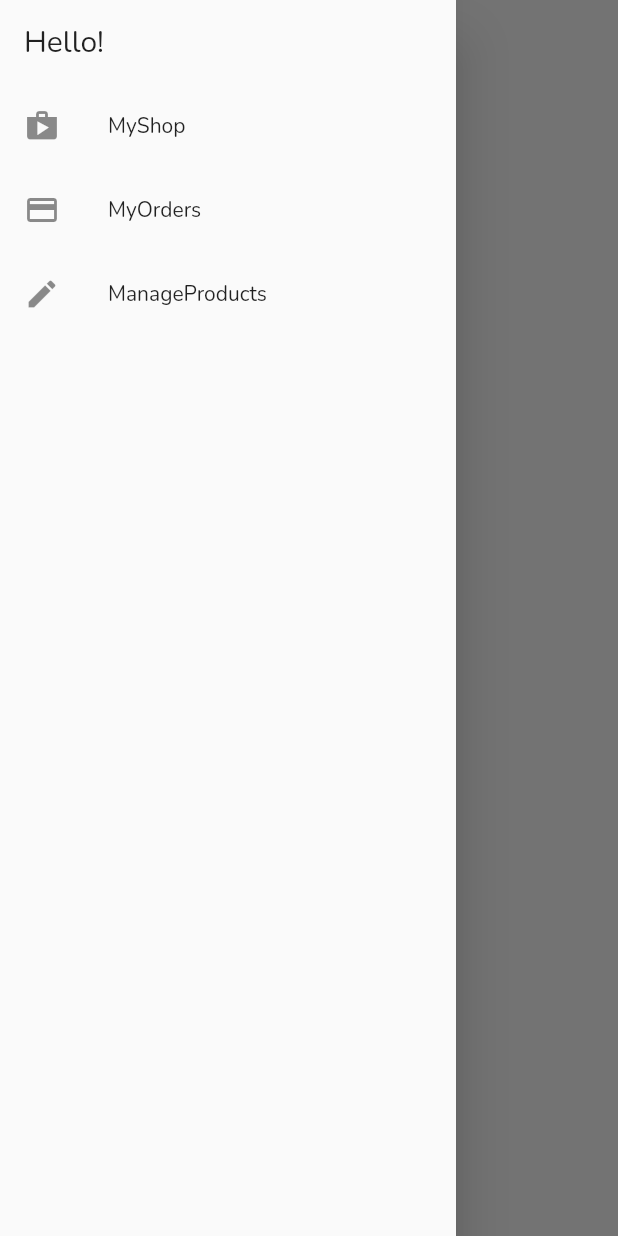
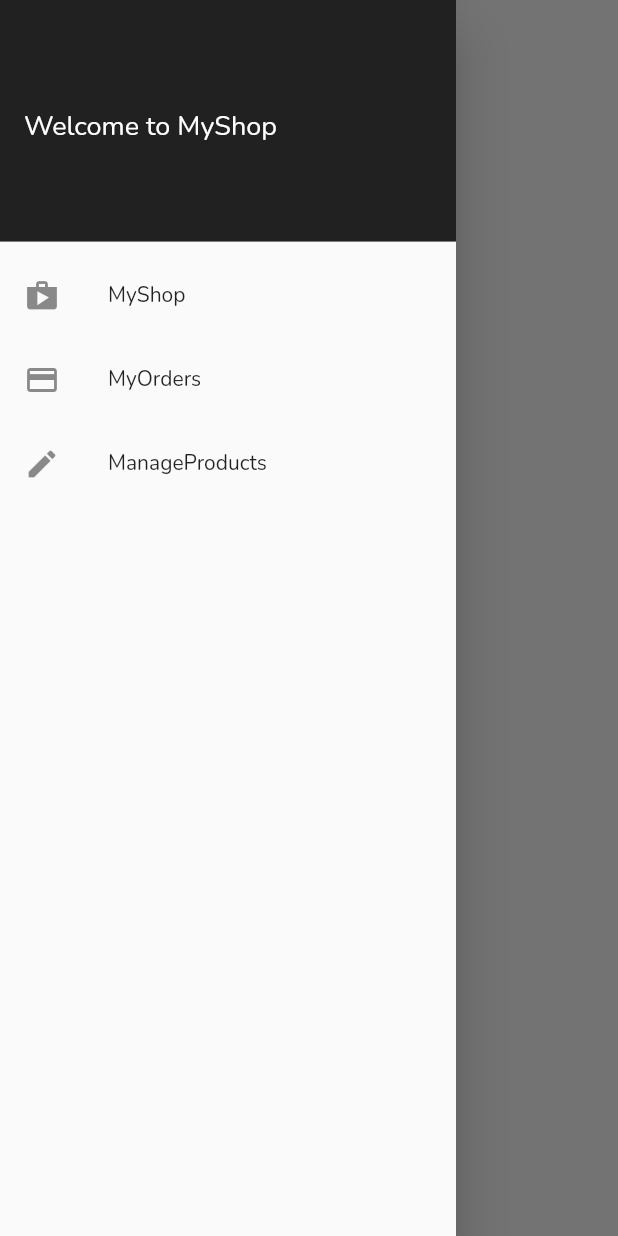
Before and after one commit to WYMoe/shop, a Flutter app: the OrderScreen screen opened by its route, with the side drawer open, on a phone screen of 412 x 824 dp. Run offline on Flutter 3.47's test engine with Material 2 defaults, Android fonts, the phone set to English and light mode, and no system bars; network calls fail.

Commit message:
added header to drawer

```diff
--- a/lib/widgets/app_drawer.dart
+++ b/lib/widgets/app_drawer.dart
@@ -10,12 +10,20 @@ class AppDrawer extends StatelessWidget {
 
       child: Column(
         children: [
-          AppBar(
-            title:Text('Hello!'),
-            automaticallyImplyLeading: false,
-            backgroundColor: Colors.transparent,
-
-          ),
+          DrawerHeader(
+              decoration: BoxDecoration(
+                color: Colors.black87
+              ),
+              child: Row(
+                mainAxisAlignment: MainAxisAlignment.start,
+                children: [
+                  Text('Welcome to MyShop',
+                  style: TextStyle(
+                    fontSize: 18.0,
+                    color: Colors.white
+                  ),),
+                ],
+              )),
           GestureDetector(
             onTap: (){
               Navigator.pop(context);
```
